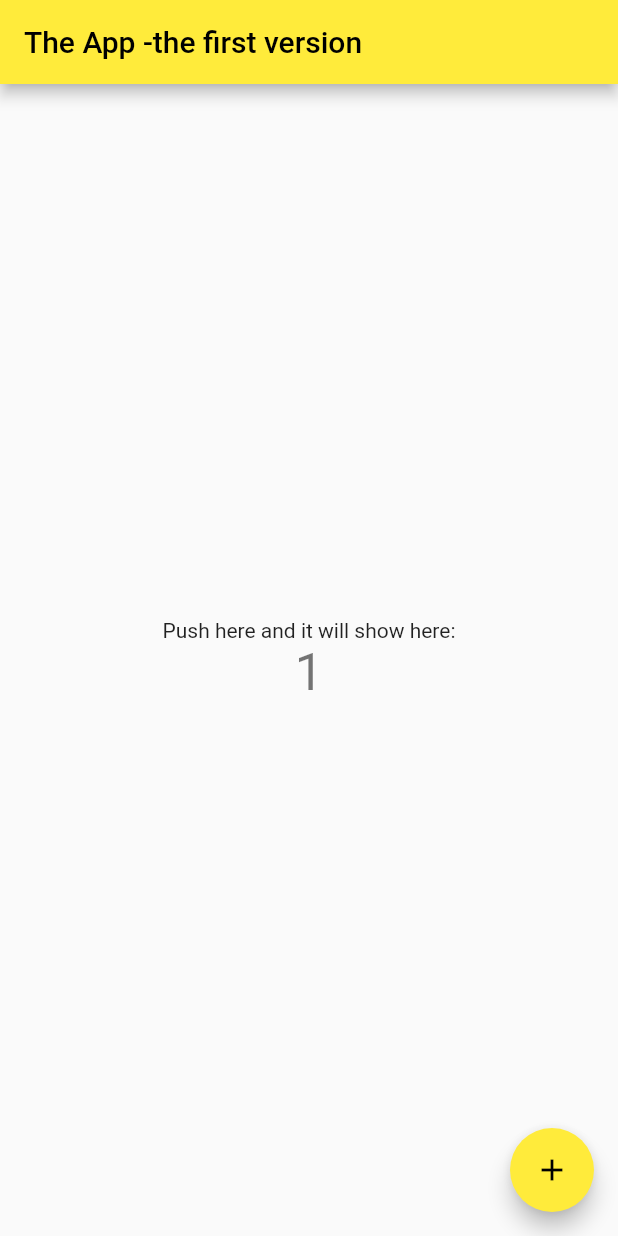
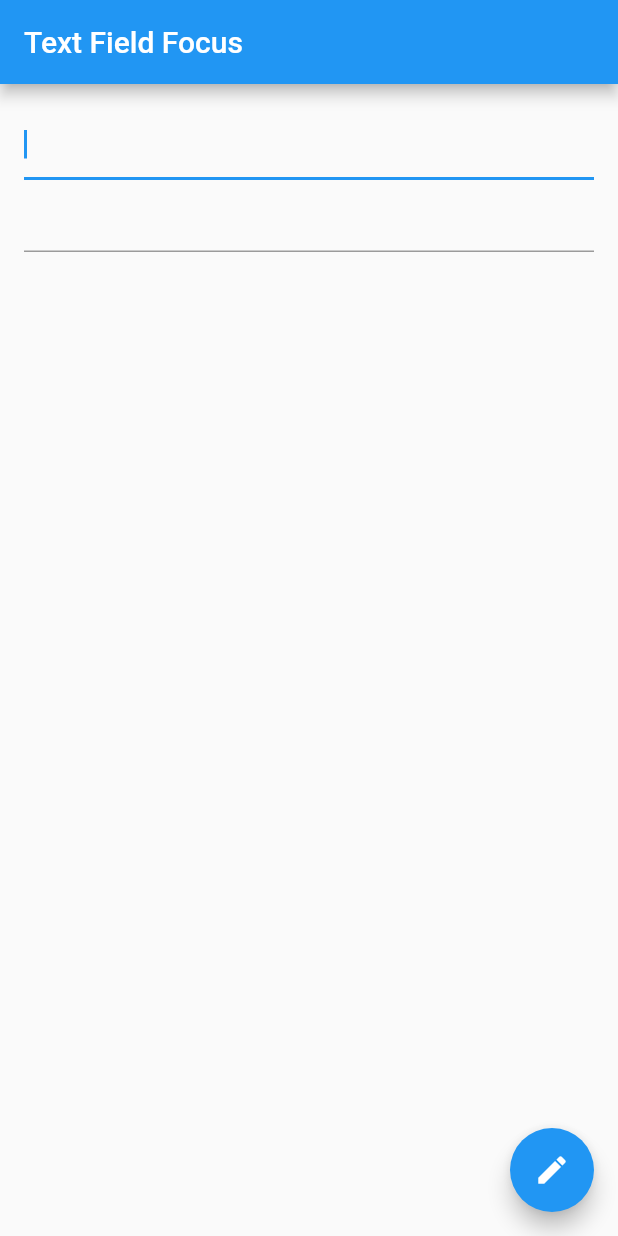
Before and after one commit to Nurzhamalyrys/31github, a Flutter app: the screen it shows after launch, on a phone screen of 412 x 824 dp. Run offline on Flutter 3.47's test engine with Material 2 defaults, Android fonts, the phone set to English and light mode, and no system bars.

Commit message:
added new function

```diff
--- a/lib/main.dart
+++ b/lib/main.dart
@@ -1,114 +1,76 @@
 import 'package:flutter/material.dart';
 
-void main() {
-  runApp(const MyApp());
-}
+void main() => runApp(const MyApp());
 
 class MyApp extends StatelessWidget {
-  const MyApp({Key? key}) : super(key: key);
-
+  const MyApp({super.key});
 
   @override
   Widget build(BuildContext context) {
-    return MaterialApp(
-      title: 'The App -the first version',
-      theme: ThemeData(
-        // This is the theme of your application.
-        //
-        // Try running your application with "flutter run". You'll see the
-        // application has a blue toolbar. Then, without quitting the app, try
-        // changing the primarySwatch below to Colors.green and then invoke
-        // "hot reload" (press "r" in the console where you ran "flutter run",
-        // or simply save your changes to "hot reload" in a Flutter IDE).
-        // Notice that the counter didn't reset back to zero; the application
-        // is not restarted.
-        primarySwatch: Colors.yellow,
-      ),
-      home: const MyHomePage(title: 'The App -the first version'),
+    return const MaterialApp(
+      title: 'Text Field Focus',
+      home: MyCustomForm(),
     );
   }
 }
 
-class MyHomePage extends StatefulWidget {
-  const MyHomePage({Key? key, required this.title}) : super(key: key);
+// Define a custom Form widget.
+class MyCustomForm extends StatefulWidget {
+  const MyCustomForm({super.key});
 
-  // This widget is the home page of your application. It is stateful, meaning
-  // that it has a State object (defined below) that contains fields that affect
-  // how it looks.
+@override
+  State<MyCustomForm> createState() => _MyCustomFormState();
+}
 
-  // This class is the configuration for the state. It holds the values (in this
-  // case the title) provided by the parent (in this case the App widget) and
-  // used by the build method of the State. Fields in a Widget subclass are
-  // always marked "final".
-
-  final String title;
+// Define a corresponding State class.
+// This class holds data related to the form.
+class _MyCustomFormState extends State<MyCustomForm> {
+  // Define the focus node. To manage the lifecycle, create the FocusNode in
+  // the initState method, and clean it up in the dispose method.
+  late FocusNode myFocusNode;
 
   @override
-  State<MyHomePage> createState() => _MyHomePageState();
-}
+  void initState() {
+    super.initState();
+    myFocusNode = FocusNode();
+  }
 
-class _MyHomePageState extends State<MyHomePage> {
-  int _counter = 1;
+  @override
+  void dispose() {
+    // Clean up the focus node when the Form is disposed.
+    myFocusNode.dispose();
 
-  void _incrementCounter() {
-    setState(() {
-      // This call to setState tells the Flutter framework that something has
-      // changed in this State, which causes it to rerun the build method below
-      // so that the display can reflect the updated values. If we changed
-      // _counter without calling setState(), then the build method would not be
-      // called again, and so nothing would appear to happen.
-      _counter++;
-    });
+    super.dispose();
   }
 
   @override
   Widget build(BuildContext context) {
-    // This method is rerun every time setState is called, for instance as done
-    // by the _incrementCounter method above.
-    //
-    // The Flutter framework has been optimized to make rerunning build methods
-    // fast, so that you can just rebuild anything that needs updating rather
-    // than having to individually change instances of widgets.
-    return Scaffold(
+     return Scaffold(
       appBar: AppBar(
-        // Here we take the value from the MyHomePage object that was created by
-        // the App.build method, and use it to set our appbar title.
-        title: Text(widget.title),
+        title: const Text('Text Field Focus'),
       ),
-      body: Center(
-        // Center is a layout widget. It takes a single child and positions it
-        // in the middle of the parent.
+      body: Padding(
+        padding: const EdgeInsets.all(16),
         child: Column(
-          // Column is also a layout widget. It takes a list of children and
-          // arranges them vertically. By default, it sizes itself to fit its
-          // children horizontally, and tries to be as tall as its parent.
-          //
-          // Invoke "debug painting" (press "p" in the console, choose the
-          // "Toggle Debug Paint" action from the Flutter Inspector in Android
-          // Studio, or the "Toggle Debug Paint" command in Visual Studio Code)
-          // to see the wireframe for each widget.
-          //
-          // Column has various properties to control how it sizes itself and
-          // how it positions its children. Here we use mainAxisAlignment to
-          // center the children vertically; the main axis here is the vertical
-          // axis because Columns are vertical (the cross axis would be
-          // horizontal).
-          mainAxisAlignment: MainAxisAlignment.center,
-          children: <Widget>[
-            const Text(
-              'Push here and it will show here:',
+          children: [
+            // The first text field is focused on as soon as the app starts.
+            const TextField(
+              autofocus: true,
             ),
-            Text(
-              '$_counter',
-              style: Theme.of(context).textTheme.headline4,
+            // The second text field is focused on when a user taps the
+            // FloatingActionButton.
+            TextField(
+              focusNode: myFocusNode,
             ),
           ],
         ),
-      ),
+        ),
       floatingActionButton: FloatingActionButton(
-        onPressed: _incrementCounter,
-        tooltip: 'Increment',
-        child: const Icon(Icons.add),
+        // When the button is pressed,
+        // give focus to the text field using myFocusNode.
+        onPressed: () => myFocusNode.requestFocus(),
+        tooltip: 'Focus Second Text Field',
+        child: const Icon(Icons.edit),
       ), // This trailing comma makes auto-formatting nicer for build methods.
     );
   }
```
